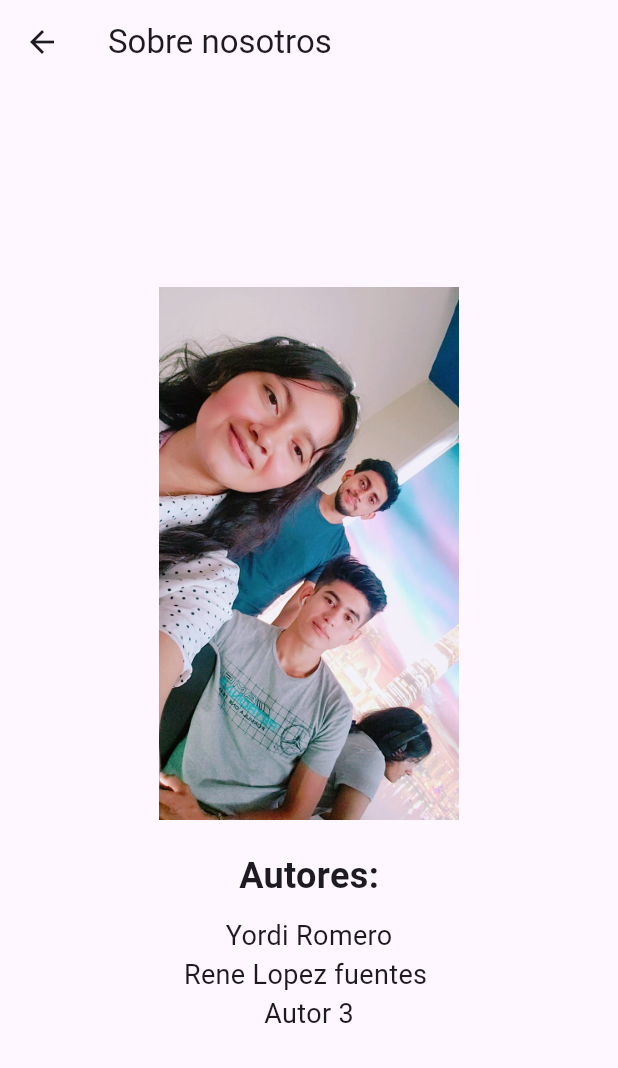
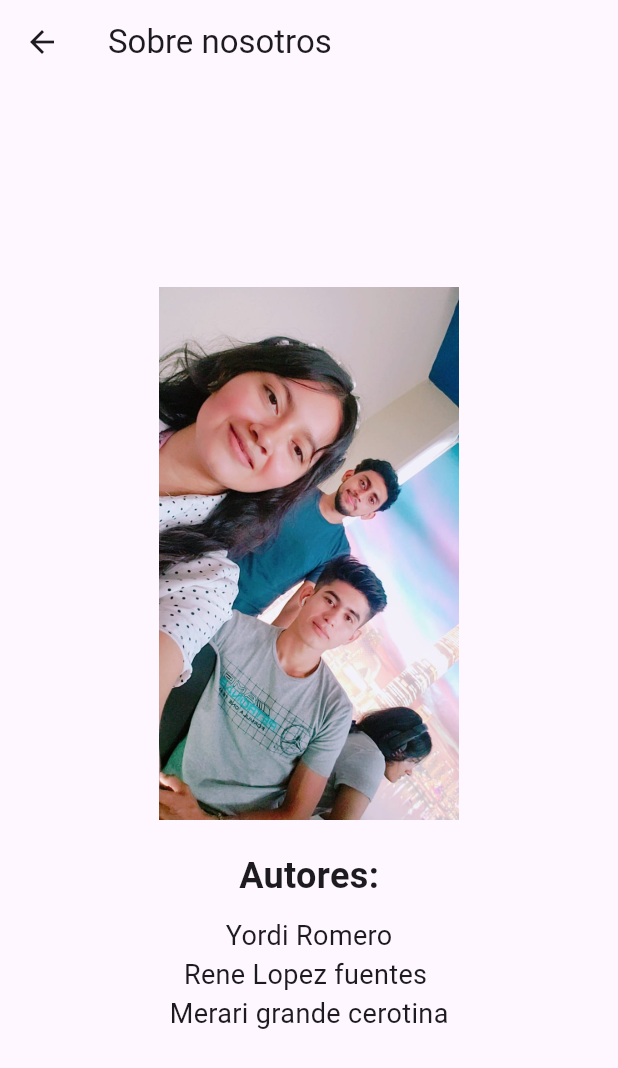
Before and after one commit to YordyM/evaluacion2_sis22, a Flutter app: the SobreNosotrosScreen screen opened directly, on a phone screen of 412 x 824 dp. Shown: the top 1068 px of the screen. Run offline on Flutter 3.47's test engine with Material 2 defaults, Android fonts, the light colour scheme and no system bars; our stand-ins replace cloud_firestore, firebase_core; accounts and stored records are empty.

Commit message:
cambiando nombre

```diff
--- a/lib/pages/sobrenosotros.dart
+++ b/lib/pages/sobrenosotros.dart
@@ -42,7 +42,7 @@ class SobreNosotrosScreen extends StatelessWidget {
               ),
             ),
             Text(
-              'Autor 3',
+              'Merari grande cerotina',
               style: TextStyle(
                 fontSize:
                     18, // Ajusta el tamaño del texto según tus necesidades
```
